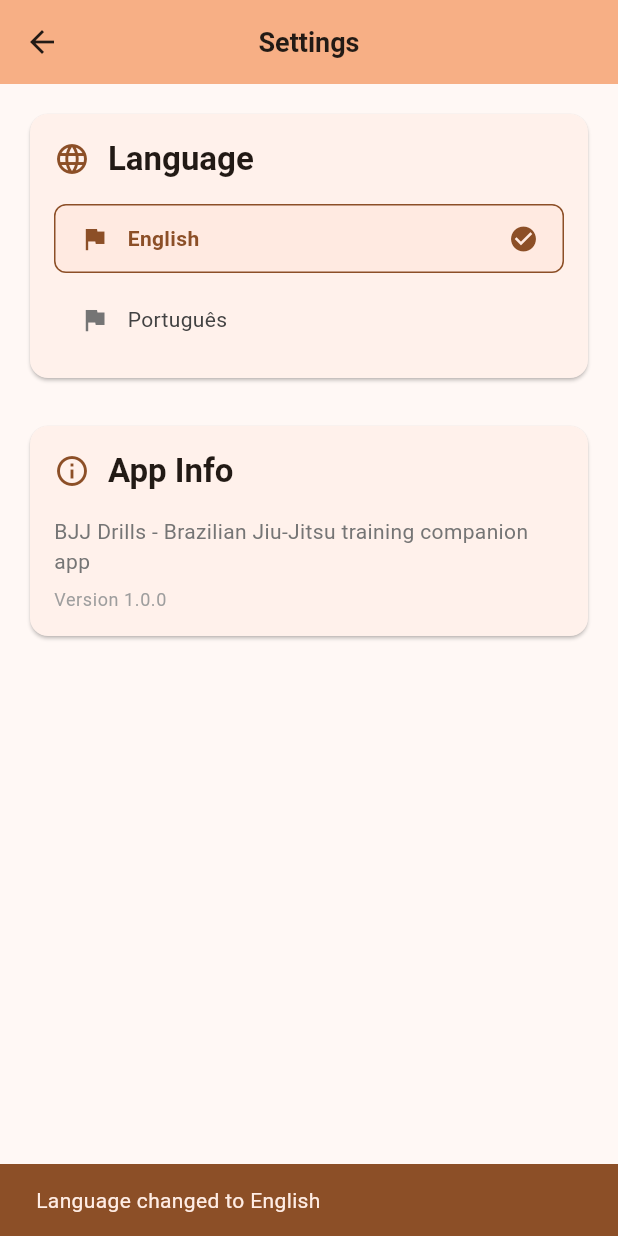
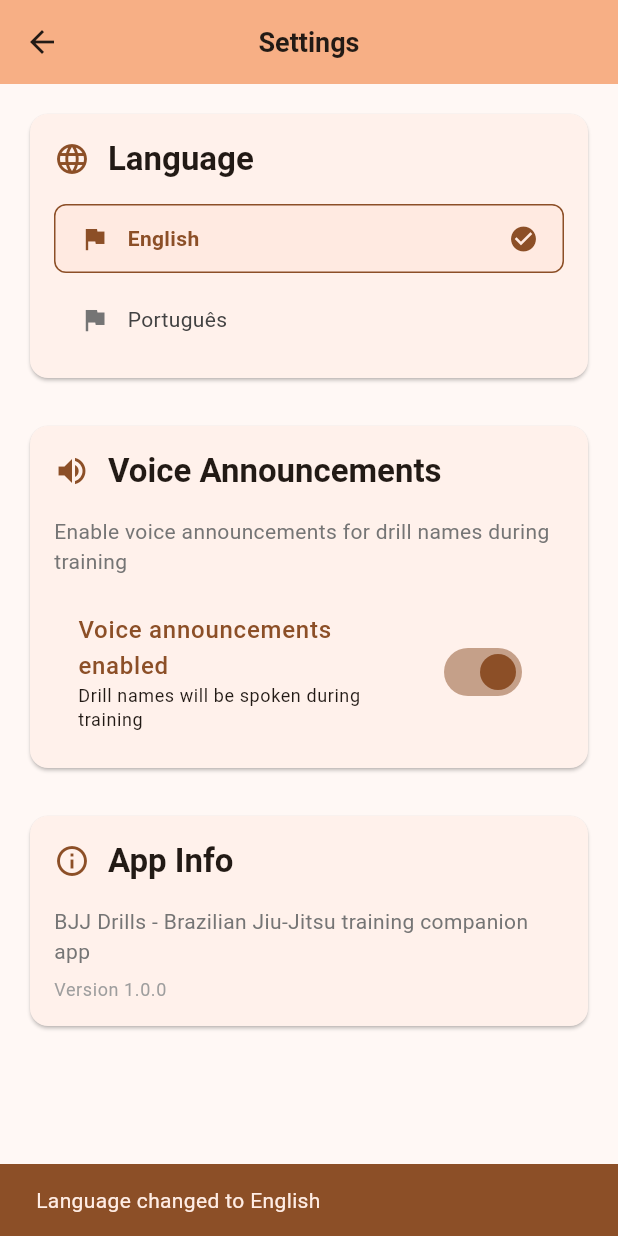
Before and after one commit to victorhbc/bjj_drills, a Flutter app: the SettingsScreen screen opened directly, after a tap on "English", on a phone screen of 412 x 824 dp. Run offline on Flutter 3.47's test engine with Material 3 defaults, Android fonts, the phone set to English and light mode, and no system bars; our stand-ins replace flutter_tts, shared_preferences; accounts and stored records are empty.

Commit message:
adding TTS

```diff
--- a/lib/l10n/app_en.arb
+++ b/lib/l10n/app_en.arb
@@ -262,5 +262,11 @@
   },
   "drillAddedToFavorites": "Drill added to favorites! ⭐",
   "min": "min",
-  "totalTime": "Total Time"
+  "totalTime": "Total Time",
+  "voiceAnnouncements": "Voice Announcements",
+  "enableVoiceAnnouncements": "Enable voice announcements for drill names during training",
+  "voiceAnnouncementsEnabled": "Voice announcements enabled",
+  "voiceAnnouncementsDisabled": "Voice announcements disabled",
+  "drillNamesWillBeSpoken": "Drill names will be spoken during training",
+  "onlyVisualDrillCards": "Only visual drill cards will be shown"
 }
--- a/lib/l10n/app_localizations.dart
+++ b/lib/l10n/app_localizations.dart
@@ -541,6 +541,42 @@ abstract class AppLocalizations {
   /// In en, this message translates to:
   /// **'Total Time'**
   String get totalTime;
+
+  /// No description provided for @voiceAnnouncements.
+  ///
+  /// In en, this message translates to:
+  /// **'Voice Announcements'**
+  String get voiceAnnouncements;
+
+  /// No description provided for @enableVoiceAnnouncements.
+  ///
+  /// In en, this message translates to:
+  /// **'Enable voice announcements for drill names during training'**
+  String get enableVoiceAnnouncements;
+
+  /// No description provided for @voiceAnnouncementsEnabled.
+  ///
+  /// In en, this message translates to:
+  /// **'Voice announcements enabled'**
+  String get voiceAnnouncementsEnabled;
+
+  /// No description provided for @voiceAnnouncementsDisabled.
+  ///
+  /// In en, this message translates to:
+  /// **'Voice announcements disabled'**
+  String get voiceAnnouncementsDisabled;
+
+  /// No description provided for @drillNamesWillBeSpoken.
+  ///
+  /// In en, this message translates to:
+  /// **'Drill names will be spoken during training'**
+  String get drillNamesWillBeSpoken;
+
+  /// No description provided for @onlyVisualDrillCards.
+  ///
+  /// In en, this message translates to:
+  /// **'Only visual drill cards will be shown'**
+  String get onlyVisualDrillCards;
 }
 
 class _AppLocalizationsDelegate
--- a/lib/l10n/app_localizations_en.dart
+++ b/lib/l10n/app_localizations_en.dart
@@ -248,4 +248,24 @@ class AppLocalizationsEn extends AppLocalizations {
 
   @override
   String get totalTime => 'Total Time';
+
+  @override
+  String get voiceAnnouncements => 'Voice Announcements';
+
+  @override
+  String get enableVoiceAnnouncements =>
+      'Enable voice announcements for drill names during training';
+
+  @override
+  String get voiceAnnouncementsEnabled => 'Voice announcements enabled';
+
+  @override
+  String get voiceAnnouncementsDisabled => 'Voice announcements disabled';
+
+  @override
+  String get drillNamesWillBeSpoken =>
+      'Drill names will be spoken during training';
+
+  @override
+  String get onlyVisualDrillCards => 'Only visual drill cards will be shown';
 }
--- a/lib/screens/settings_screen.dart
+++ b/lib/screens/settings_screen.dart
@@ -2,6 +2,7 @@ import 'package:flutter/material.dart';
 import 'package:provider/provider.dart';
 import '../l10n/app_localizations.dart';
 import '../providers/language_provider.dart';
+import '../services/tts_service.dart';
 
 class SettingsScreen extends StatefulWidget {
   const SettingsScreen({super.key});
@@ -11,6 +12,22 @@ class SettingsScreen extends StatefulWidget {
 }
 
 class _SettingsScreenState extends State<SettingsScreen> {
+  final TTSService _ttsService = TTSService();
+  bool _ttsEnabled = true;
+
+  @override
+  void initState() {
+    super.initState();
+    _loadTTSSettings();
+  }
+
+  Future<void> _loadTTSSettings() async {
+    await _ttsService.initialize();
+    setState(() {
+      _ttsEnabled = _ttsService.isEnabled;
+    });
+  }
+
   @override
   Widget build(BuildContext context) {
     final l10n = AppLocalizations.of(context)!;
@@ -67,6 +84,73 @@ class _SettingsScreenState extends State<SettingsScreen> {
                       l10n.portuguese,
                       'pt',
                       Icons.flag,
+                    ),
+                  ],
+                ),
+              ),
+            ),
+
+            const SizedBox(height: 24),
+
+            // TTS Settings Section
+            Card(
+              child: Padding(
+                padding: const EdgeInsets.all(16.0),
+                child: Column(
+                  crossAxisAlignment: CrossAxisAlignment.start,
+                  children: [
+                    Row(
+                      children: [
+                        Icon(
+                          Icons.volume_up,
+                          color: Theme.of(context).colorScheme.primary,
+                        ),
+                        const SizedBox(width: 12),
+                        Text(
+                          l10n.voiceAnnouncements,
+                          style: Theme.of(context).textTheme.titleLarge?.copyWith(
+                            fontWeight: FontWeight.bold,
+                          ),
+                        ),
+                      ],
+                    ),
+                    const SizedBox(height: 16),
+                    Text(
+                      l10n.enableVoiceAnnouncements,
+                      style: Theme.of(context).textTheme.bodyMedium?.copyWith(
+                        color: Colors.grey[600],
+                      ),
+                    ),
+                    const SizedBox(height: 16),
+                    SwitchListTile(
+                      title: Text(
+                        _ttsEnabled ? l10n.voiceAnnouncementsEnabled : l10n.voiceAnnouncementsDisabled,
+                        style: TextStyle(
+                          color: _ttsEnabled
+                              ? Theme.of(context).colorScheme.primary
+                              : Colors.grey[600],
+                          fontWeight: FontWeight.w500,
+                        ),
+                      ),
+                      subtitle: Text(
+                        _ttsEnabled
+                            ? l10n.drillNamesWillBeSpoken
+                            : l10n.onlyVisualDrillCards,
+                        style: Theme.of(context).textTheme.bodySmall,
+                      ),
+                      value: _ttsEnabled,
+                      onChanged: (value) async {
+                        setState(() {
+                          _ttsEnabled = value;
+                        });
+                        await _ttsService.setEnabled(value);
+
+                        // Test TTS if enabling
+                        if (value) {
+                          _ttsService.speak('Voice announcements enabled');
+                        }
+                      },
+                      activeThumbColor: Theme.of(context).colorScheme.primary,
                     ),
                   ],
                 ),
--- /dev/null
+++ b/lib/services/tts_service.dart
@@ -0,0 +1,123 @@
+import 'package:flutter_tts/flutter_tts.dart';
+import 'package:shared_preferences/shared_preferences.dart';
+
+class TTSService {
+  static final TTSService _instance = TTSService._internal();
+  factory TTSService() => _instance;
+  TTSService._internal();
+
+  final FlutterTts _flutterTts = FlutterTts();
+  bool _isEnabled = true;
+  bool _isInitialized = false;
+
+  bool get isEnabled => _isEnabled;
+  bool get isInitialized => _isInitialized;
+
+  Future<void> initialize() async {
+    if (_isInitialized) return;
+
+    try {
+      // Configure TTS settings
+      await _flutterTts.setLanguage("en-US");
+      await _flutterTts.setSpeechRate(0.5); // Slower speech rate for clarity
+      await _flutterTts.setVolume(1.0);
+      await _flutterTts.setPitch(1.0);
+
+      // Set up completion handler
+      _flutterTts.setCompletionHandler(() {
+        // TTS completed
+      });
+
+      // Set up error handler
+      _flutterTts.setErrorHandler((msg) {
+        print('TTS Error: $msg');
+      });
+
+      // Load saved TTS preference
+      await _loadTTSPreference();
+
+      _isInitialized = true;
+    } catch (e) {
+      print('TTS Initialization Error: $e');
+      _isEnabled = false;
+    }
+  }
+
+  Future<void> _loadTTSPreference() async {
+    try {
+      final prefs = await SharedPreferences.getInstance();
+      _isEnabled = prefs.getBool('tts_enabled') ?? true;
+    } catch (e) {
+      print('Error loading TTS preference: $e');
+      _isEnabled = true; // Default to enabled
+    }
+  }
+
+  Future<void> _saveTTSPreference() async {
+    try {
+      final prefs = await SharedPreferences.getInstance();
+      await prefs.setBool('tts_enabled', _isEnabled);
+    } catch (e) {
+      print('Error saving TTS preference: $e');
+    }
+  }
+
+  Future<void> setEnabled(bool enabled) async {
+    _isEnabled = enabled;
+    await _saveTTSPreference();
+  }
+
+  Future<void> speak(String text) async {
+    if (!_isEnabled || !_isInitialized || text.isEmpty) return;
+
+    try {
+      await _flutterTts.stop(); // Stop any current speech
+      await _flutterTts.speak(text);
+    } catch (e) {
+      print('TTS Speak Error: $e');
+    }
+  }
+
+  Future<void> stop() async {
+    try {
+      await _flutterTts.stop();
+    } catch (e) {
+      print('TTS Stop Error: $e');
+    }
+  }
+
+  Future<void> setLanguage(String languageCode) async {
+    try {
+      String ttsLanguage;
+      switch (languageCode) {
+        case 'pt':
+          ttsLanguage = "pt-BR"; // Brazilian Portuguese
+          break;
+        case 'en':
+        default:
+          ttsLanguage = "en-US"; // US English
+          break;
+      }
+      await _flutterTts.setLanguage(ttsLanguage);
+    } catch (e) {
+      print('TTS Language Error: $e');
+    }
+  }
+
+  Future<List<dynamic>> getAvailableLanguages() async {
+    try {
+      return await _flutterTts.getLanguages;
+    } catch (e) {
+      print('TTS Get Languages Error: $e');
+      return [];
+    }
+  }
+
+  Future<void> dispose() async {
+    try {
+      await _flutterTts.stop();
+    } catch (e) {
+      print('TTS Dispose Error: $e');
+    }
+  }
+}
--- a/pubspec.yaml
+++ b/pubspec.yaml
@@ -42,6 +42,9 @@ dependencies:
 
   # Provider for state management
   provider: ^6.1.1
+
+  # Text-to-speech for drill announcements
+  flutter_tts: ^4.2.3
 
 dev_dependencies:
   flutter_test:
```
Also changed, not shown: lib/l10n/app_localizations_pt.dart (+21 -0 lines), lib/l10n/app_pt.arb (+7 -1 lines), lib/screens/fast_training_screen.dart (+15 -0 lines), lib/screens/timer_configuration_screen.dart (+21 -23 lines), l10n.yaml (line endings or trailing spaces), lib/providers/language_provider.dart (line endings or trailing spaces), pubspec.lock, 1 other file.
